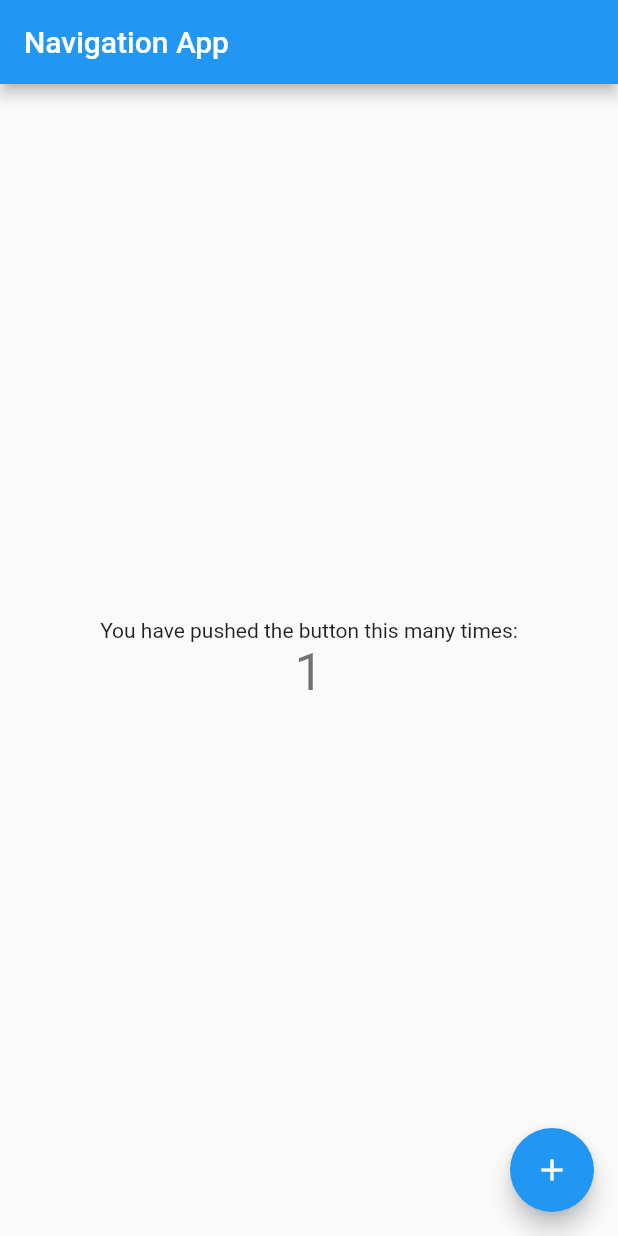
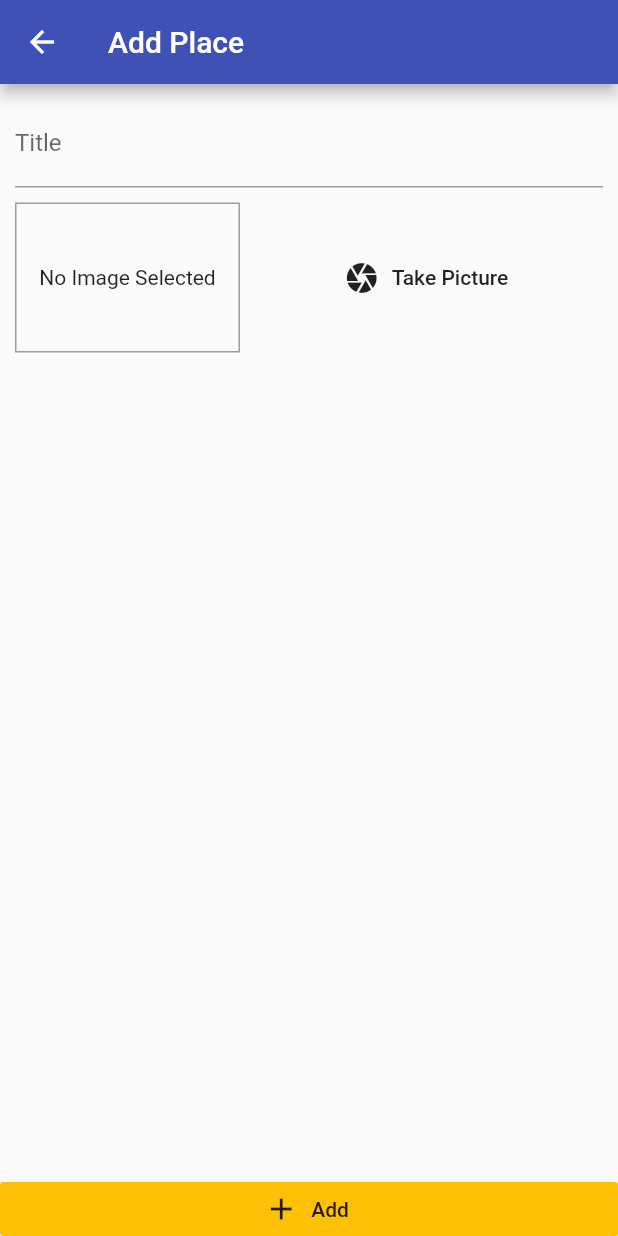
Before and after one commit to iBhavesh/Flutter-Navigation-App, a Flutter app: the screen it shows after launch, after a tap on the "add" icon, on a phone screen of 412 x 824 dp. Run offline on Flutter 3.47's test engine with Material 2 defaults, Android fonts, the phone set to English and light mode, and no system bars; our stand-ins replace image_picker.

Commit message:
add add place screen and places list screen

```diff
--- a/lib/main.dart
+++ b/lib/main.dart
@@ -1,117 +1,24 @@
 import 'package:flutter/material.dart';
+import 'package:provider/provider.dart';
+
+import './providers/great_places.dart';
+import './theme/theme.dart';
+import './routes.dart';
 
 void main() {
   runApp(MyApp());
 }
 
 class MyApp extends StatelessWidget {
-  // This widget is the root of your application.
   @override
   Widget build(BuildContext context) {
-    return MaterialApp(
-      title: 'Navigation App',
-      theme: ThemeData(
-        // This is the theme of your application.
-        //
-        // Try running your application with "flutter run". You'll see the
-        // application has a blue toolbar. Then, without quitting the app, try
-        // changing the primarySwatch below to Colors.green and then invoke
-        // "hot reload" (press "r" in the console where you ran "flutter run",
-        // or simply save your changes to "hot reload" in a Flutter IDE).
-        // Notice that the counter didn't reset back to zero; the application
-        // is not restarted.
-        primarySwatch: Colors.blue,
-        // This makes the visual density adapt to the platform that you run
-        // the app on. For desktop platforms, the controls will be smaller and
-        // closer together (more dense) than on mobile platforms.
-        visualDensity: VisualDensity.adaptivePlatformDensity,
+    return ChangeNotifierProvider(
+      create: (_) => GreatPlaces(),
+      child: MaterialApp(
+        title: 'Navigation App',
+        theme: theme,
+        routes: routes,
       ),
-      home: MyHomePage(title: 'Navigation App'),
     );
   }
 }
-
-class MyHomePage extends StatefulWidget {
-  MyHomePage({Key key, this.title}) : super(key: key);
-
-  // This widget is the home page of your application. It is stateful, meaning
-  // that it has a State object (defined below) that contains fields that affect
-  // how it looks.
-
-  // This class is the configuration for the state. It holds the values (in this
-  // case the title) provided by the parent (in this case the App widget) and
-  // used by the build method of the State. Fields in a Widget subclass are
-  // always marked "final".
-
-  final String title;
-
-  @override
-  _MyHomePageState createState() => _MyHomePageState();
-}
-
-class _MyHomePageState extends State<MyHomePage> {
-  int _counter = 0;
-
-  void _incrementCounter() {
-    setState(() {
-      // This call to setState tells the Flutter framework that something has
-      // changed in this State, which causes it to rerun the build method below
-      // so that the display can reflect the updated values. If we changed
-      // _counter without calling setState(), then the build method would not be
-      // called again, and so nothing would appear to happen.
-      _counter++;
-    });
-  }
-
-  @override
-  Widget build(BuildContext context) {
-    // This method is rerun every time setState is called, for instance as done
-    // by the _incrementCounter method above.
-    //
-    // The Flutter framework has been optimized to make rerunning build methods
-    // fast, so that you can just rebuild anything that needs updating rather
-    // than having to individually change instances of widgets.
-    return Scaffold(
-      appBar: AppBar(
-        // Here we take the value from the MyHomePage object that was created by
-        // the App.build method, and use it to set our appbar title.
-        title: Text(widget.title),
-      ),
-      body: Center(
-        // Center is a layout widget. It takes a single child and positions it
-        // in the middle of the parent.
-        child: Column(
-          // Column is also a layout widget. It takes a list of children and
-          // arranges them vertically. By default, it sizes itself to fit its
-          // children horizontally, and tries to be as tall as its parent.
-          //
-          // Invoke "debug painting" (press "p" in the console, choose the
-          // "Toggle Debug Paint" action from the Flutter Inspector in Android
-          // Studio, or the "Toggle Debug Paint" command in Visual Studio Code)
-          // to see the wireframe for each widget.
-          //
-          // Column has various properties to control how it sizes itself and
-          // how it positions its children. Here we use mainAxisAlignment to
-          // center the children vertically; the main axis here is the vertical
-          // axis because Columns are vertical (the cross axis would be
-          // horizontal).
-          mainAxisAlignment: MainAxisAlignment.center,
-          children: <Widget>[
-            Text(
-              'You have pushed the button this many times:',
-            ),
-            Text(
-              '$_counter',
-              style: Theme.of(context).textTheme.headline4,
-            ),
-          ],
-        ),
-      ),
-      floatingActionButton: FloatingActionButton(
-        onPressed: _incrementCounter,
-        tooltip: 'Increment',
-        child: Icon(Icons.add),
-      ), // This trailing comma makes auto-formatting nicer for build methods.
-    );
-  }
-}
--- /dev/null
+++ b/lib/models/place.dart
@@ -0,0 +1,27 @@
+import 'dart:io';
+
+import 'package:flutter/foundation.dart';
+
+class PlaceLocation {
+  final double latitude, longitude;
+  final String address;
+
+  const PlaceLocation({
+    @required this.latitude,
+    @required this.longitude,
+    this.address,
+  });
+}
+
+class Place {
+  final String id, title;
+  final File image;
+  // final PlaceLocation location;
+
+  const Place({
+    @required this.id,
+    @required this.title,
+    @required this.image,
+    // @required this.location,
+  });
+}
--- /dev/null
+++ b/lib/providers/great_places.dart
@@ -0,0 +1,24 @@
+import 'dart:io';
+
+import 'package:flutter/foundation.dart';
+
+import '../models/place.dart';
+
+class GreatPlaces with ChangeNotifier {
+  List<Place> _items = [];
+
+  List<Place> get items {
+    return [..._items];
+  }
+
+  Future<void> addPlace(String title, File image) async {
+    _items.add(
+      Place(
+        id: DateTime.now().toString(),
+        image: image,
+        title: title,
+      ),
+    );
+    notifyListeners();
+  }
+}
--- /dev/null
+++ b/lib/routes.dart
@@ -0,0 +1,9 @@
+import 'package:flutter/material.dart';
+
+import './screens/places_list_screen/places_list_screen.dart';
+import './screens/add_place_screen/add_place_screen.dart';
+
+final Map<String, WidgetBuilder> routes = {
+  '/': (BuildContext _) => PlacesListScreen(),
+  AddPlaceScreen.routeName: (BuildContext _) => AddPlaceScreen(),
+};
--- /dev/null
+++ b/lib/screens/add_place_screen/add_place_screen.dart
@@ -0,0 +1,66 @@
+import 'dart:io';
+
+import 'package:flutter/material.dart';
+import 'package:provider/provider.dart';
+
+import '../widgets/image_input.dart';
+import '../../providers/great_places.dart';
+
+class AddPlaceScreen extends StatefulWidget {
+  static const routeName = '/add-place';
+  @override
+  _AddPlaceScreenState createState() => _AddPlaceScreenState();
+}
+
+class _AddPlaceScreenState extends State<AddPlaceScreen> {
+  final _titleController = TextEditingController();
+  File _selectedImage;
+
+  void _selectImage(File image) {
+    _selectedImage = image;
+  }
+
+  void addPlace() {
+    if (_titleController.text.length < 5 || _selectedImage == null) return;
+    Provider.of<GreatPlaces>(context, listen: false)
+        .addPlace(_titleController.text, _selectedImage);
+    Navigator.of(context).pop();
+  }
+
+  @override
+  Widget build(BuildContext context) {
+    return Scaffold(
+      appBar: AppBar(
+        title: Text('Add Place'),
+      ),
+      body: Column(
+        crossAxisAlignment: CrossAxisAlignment.stretch,
+        children: [
+          Expanded(
+            child: Padding(
+              padding: const EdgeInsets.all(10.0),
+              child: Column(
+                children: [
+                  TextField(
+                    decoration: InputDecoration(labelText: 'Title'),
+                    controller: _titleController,
+                  ),
+                  SizedBox(height: 10),
+                  ImageInput(_selectImage),
+                ],
+              ),
+            ),
+          ),
+          RaisedButton.icon(
+            label: Text('Add'),
+            icon: Icon(Icons.add),
+            materialTapTargetSize: MaterialTapTargetSize.shrinkWrap,
+            color: Theme.of(context).accentColor,
+            elevation: 0,
+            onPressed: addPlace,
+          )
+        ],
+      ),
+    );
+  }
+}
--- /dev/null
+++ b/lib/screens/places_list_screen/places_list_screen.dart
@@ -0,0 +1,49 @@
+import 'package:flutter/material.dart';
+import 'package:provider/provider.dart';
+
+import '../add_place_screen/add_place_screen.dart';
+import '../../providers/great_places.dart';
+
+class PlacesListScreen extends StatelessWidget {
+  @override
+  Widget build(BuildContext context) {
+    return Scaffold(
+      appBar: AppBar(
+        title: Text('Your Places'),
+        actions: [
+          IconButton(
+            icon: Icon(Icons.add),
+            onPressed: () {
+              Navigator.of(context).pushNamed(AddPlaceScreen.routeName);
+            },
+          ),
+        ],
+      ),
+      body: Consumer<GreatPlaces>(
+        child: Text('No Places Yet! Add Some.'),
+        builder: (context, places, ch) => places.items.length <= 0
+            ? ch
+            : ListView.builder(
+                itemCount: places.items.length,
+                itemBuilder: (ctx, i) => Container(
+                  child: Column(
+                    children: [
+                      ListTile(
+                        leading: CircleAvatar(
+                          backgroundImage: FileImage(
+                            places.items[i].image,
+                          ),
+                        ),
+                        title: Text(places.items[i].title),
+                      ),
+                      Divider(
+                        thickness: 1,
+                      ),
+                    ],
+                  ),
+                ),
+              ),
+      ),
+    );
+  }
+}
--- /dev/null
+++ b/lib/screens/widgets/image_input.dart
@@ -0,0 +1,71 @@
+import 'dart:io';
+
+import 'package:flutter/material.dart';
+import 'package:image_picker/image_picker.dart';
+import 'package:path_provider/path_provider.dart' as path_provider;
+import 'package:path/path.dart' as path;
+
+class ImageInput extends StatefulWidget {
+  final Function onSelectImage;
+  ImageInput(this.onSelectImage);
+  @override
+  _ImageInputState createState() => _ImageInputState();
+}
+
+class _ImageInputState extends State<ImageInput> {
+  File _storedImage;
+  final _imagePicker = ImagePicker();
+
+  Future<void> pickImage() async {
+    final pickedImage = await _imagePicker.getImage(
+      source: ImageSource.camera,
+      maxHeight: 600,
+      maxWidth: 600.0,
+    );
+    if (pickedImage == null) return;
+    setState(() {
+      _storedImage = File(pickedImage.path);
+    });
+    final appDir = await path_provider.getApplicationDocumentsDirectory();
+    _storedImage = await _storedImage
+        .copy('${appDir.path}/${path.basename(_storedImage.path)}');
+    widget.onSelectImage(_storedImage);
+  }
+
+  @override
+  Widget build(BuildContext context) {
+    return Row(
+      children: [
+        Container(
+          height: 100,
+          width: 150,
+          decoration: BoxDecoration(
+            border: Border.all(
+              color: Colors.grey,
+              width: 1.0,
+            ),
+          ),
+          alignment: Alignment.center,
+          child: _storedImage == null
+              ? Text(
+                  'No Image Selected',
+                  textAlign: TextAlign.center,
+                )
+              : Image.file(
+                  _storedImage,
+                  fit: BoxFit.cover,
+                  width: double.infinity,
+                ),
+        ),
+        SizedBox(width: 10),
+        Expanded(
+          child: FlatButton.icon(
+            icon: Icon(Icons.camera),
+            label: Text('Take Picture'),
+            onPressed: pickImage,
+          ),
+        ),
+      ],
+    );
+  }
+}
--- /dev/null
+++ b/lib/theme/theme.dart
@@ -0,0 +1,6 @@
+import 'package:flutter/material.dart';
+
+final theme = ThemeData(
+  primarySwatch: Colors.indigo,
+  accentColor: Colors.amber,
+);
```
Also changed, not shown: pubspec.yaml (+6 -3 lines), pubspec.lock, 1 other file.
